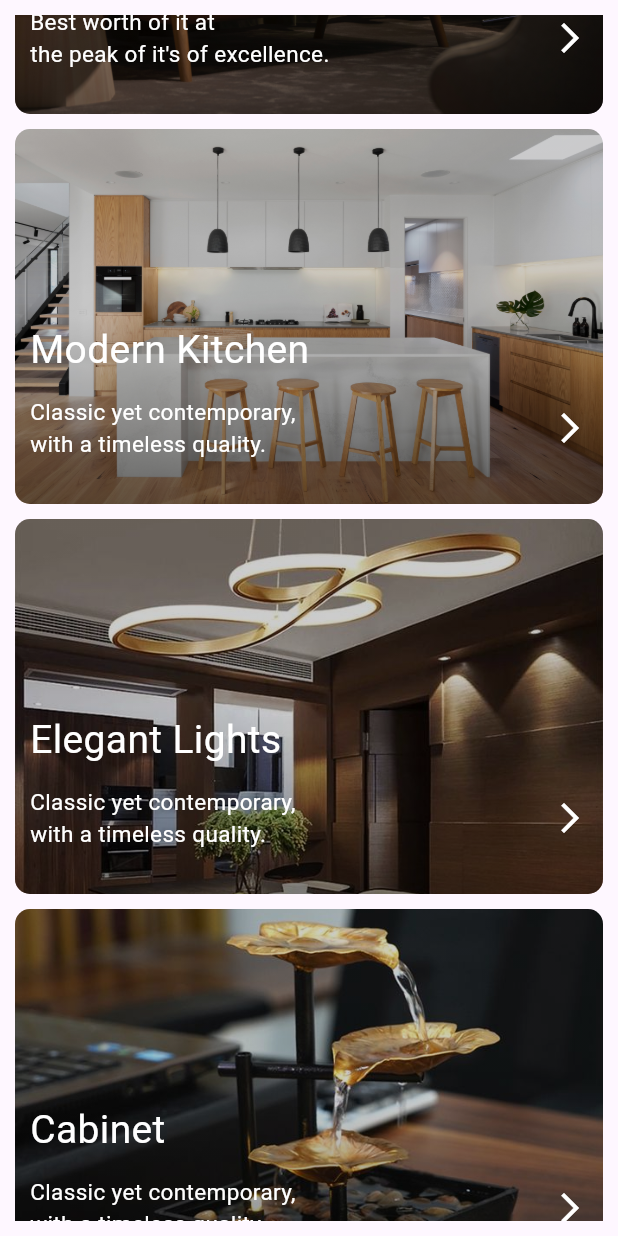
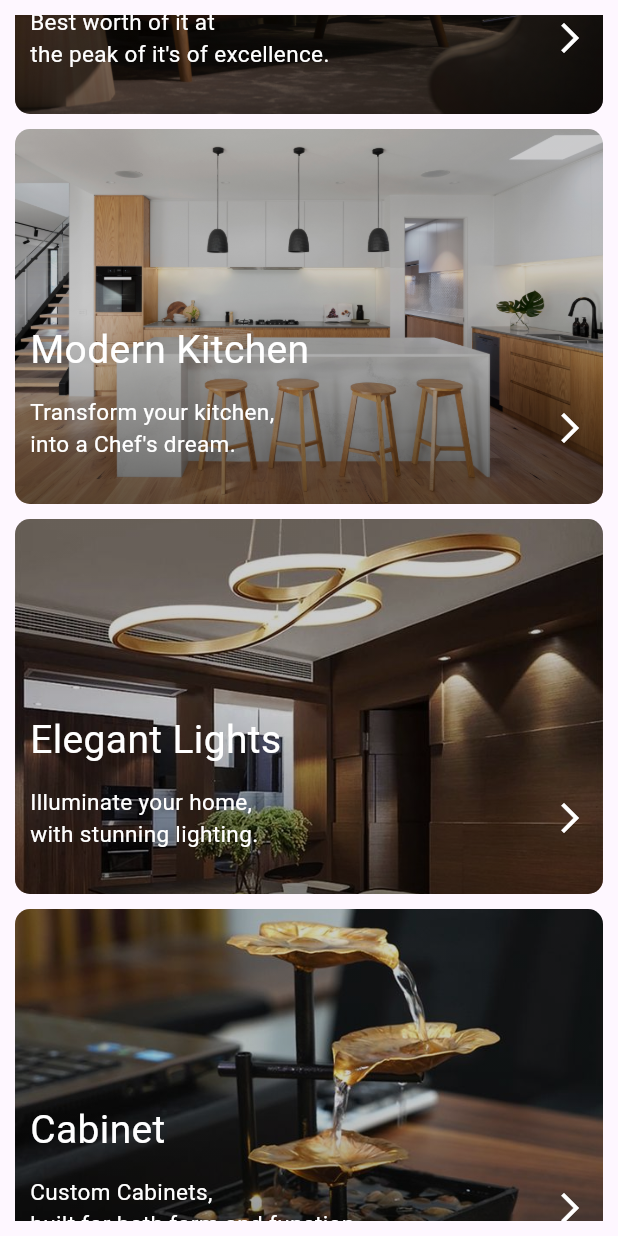
Before and after one commit to Tosin8/ktea, a Flutter app: the Category screen opened directly, scrolled down 507 dp, on a phone screen of 412 x 824 dp. Run offline on Flutter 3.47's test engine with Material 3 defaults, Android fonts, the phone set to English and light mode, and no system bars; our stand-ins replace animate_do, cloud_firestore, custom_navigation_bar, firebase_auth, firebase_core, firebase_messaging and 1 more; missing offline and left inert: antdesign_icons; accounts and stored records are empty.

Commit message:
Update category_body.dart

```diff
--- a/lib/screens/categories/category_body.dart
+++ b/lib/screens/categories/category_body.dart
@@ -54,7 +54,7 @@ class _Category_BodyState extends State<Category_Body> {
             const SizedBox(height: 10),
             CollectionsWidget(imagebkg: 'assets/images/collections/3.jpg',
            maintitle: 'Modern Kitchen',
-           subtitle: 'Classic yet contemporary,\nwith a timeless quality.',
+           subtitle: 'Transform your kitchen,\ninto a Chef\'s dream.',
             mainTime: 500,
             delayTime: 1000, press: () {  },
             //herotag: '',
@@ -62,7 +62,7 @@ class _Category_BodyState extends State<Category_Body> {
             const SizedBox(height: 10),
             CollectionsWidget(imagebkg: 'assets/images/collections/4.jpg',
            maintitle: 'Elegant Lights',
-           subtitle: 'Classic yet contemporary,\nwith a timeless quality.',
+           subtitle: 'Illuminate your home,\nwith stunning lighting.',
             mainTime: 500,
             delayTime: 1500, press: () {  },
             //herotag: '',
@@ -70,7 +70,7 @@ class _Category_BodyState extends State<Category_Body> {
              const SizedBox(height: 10),
             CollectionsWidget(imagebkg: 'assets/images/collections/5.jpg',
            maintitle: 'Cabinet',
-           subtitle: 'Classic yet contemporary,\nwith a timeless quality.',
+           subtitle: 'Custom Cabinets,\nbuilt for both form and function.',
             mainTime: 500,
             delayTime: 2000, press: () {  },
             //herotag: '',
```
